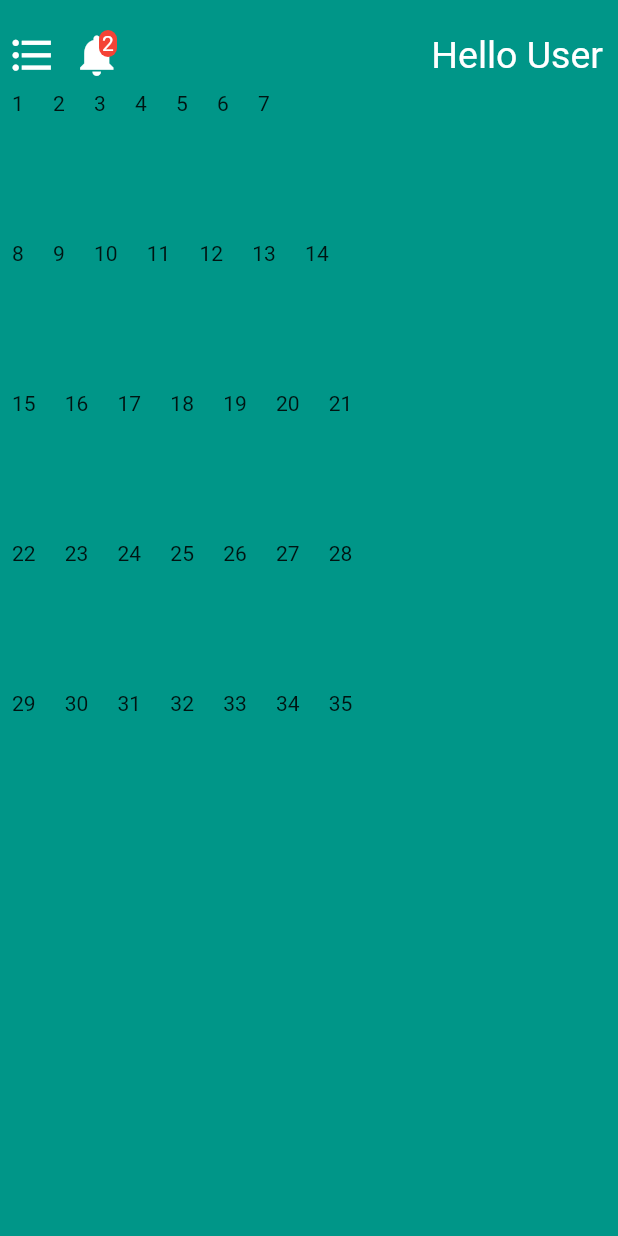
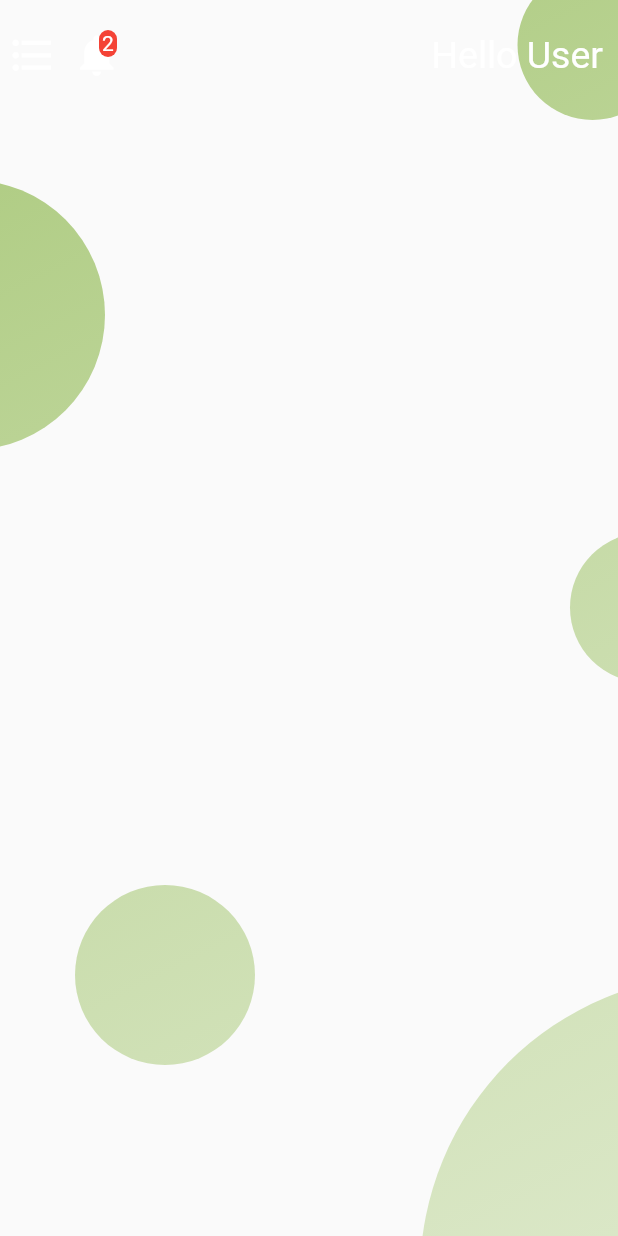
Before and after one commit to m0hit-kumar/App_ui, a Flutter app: the screen it shows after launch, on a phone screen of 412 x 824 dp. Run offline on Flutter 3.47's test engine with Material 2 defaults, Android fonts, the phone set to English and light mode, and no system bars; our stand-ins replace fluttertoast; missing offline and left inert: keyboard_visibility.

Commit message:
background.dart issue

```diff
--- a/lib/background.dart
+++ b/lib/background.dart
@@ -1,22 +1,11 @@
 import 'package:flutter/material.dart';
 import 'dart:ui' as ui;
-
-class backimage extends StatelessWidget {
-  @override
-  Widget build(BuildContext context) {
-    return MaterialApp(
-      home: HomePage(
-      ),
-    );
-
-  }
-}
 
 const Color backGround = Color(0xFF092C28);
 const Color circle_color = Color(0xFFAAC97B);
 
 
-class HomePage extends StatelessWidget{
+class backImage extends StatelessWidget{
   @override
   Widget build(BuildContext context) {
     return Container(
--- a/lib/mainpage.dart
+++ b/lib/mainpage.dart
@@ -1,4 +1,5 @@
 import 'package:flutter/material.dart';
+import 'package:green_earth/background.dart';
 import 'package:green_earth/calender class.dart';
 
 class mainPage extends StatefulWidget {
@@ -11,11 +12,11 @@ class _mainPageState extends State<mainPage> {
   Widget build(BuildContext context) {
     return MaterialApp(
       home: Scaffold(
-        backgroundColor: Colors.teal,
-        body: SingleChildScrollView(
-          child: Stack(
-            children: [
-              Container(
+        body: Stack(
+          children: [
+            backImage(),
+            SingleChildScrollView(
+              child:Container(
                 margin: EdgeInsets.only(top: 20.0),
                 child: Column(
                   children: <Widget>[
@@ -75,18 +76,18 @@ class _mainPageState extends State<mainPage> {
                         )
                       ],
                     ),
-                    Column(
-                        children: [displaydates(0),
-                          displaydates(1),
-                          displaydates(2),
-                          displaydates(3),
-                          displaydates(4),]
-                    ),
+//                    Column(
+//                        children: [displaydates(0),
+//                          displaydates(1),
+//                          displaydates(2),
+//                          displaydates(3),
+//                          displaydates(4),]
+//                    ),
                   ],
                 ),
               ),
-            ],
-          ),
+            ),
+          ]
         ),
       ),
     );
```
